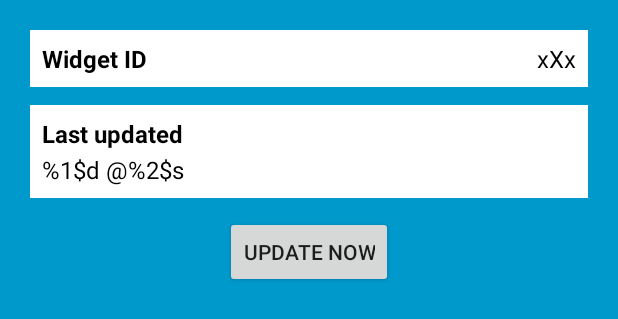
After one commit to callacroix/speedstor, an Android app: the layout app_widget.xml on its own in the app's theme, with its tools: preview values and no code run, on a phone screen of 412 x 824 dp. The commit adds this screen. Shown: the top 319 px of the screen. Run offline under Robolectric (Android 15) with nearby library versions, the phone set to English and light mode, and no system bars.

Commit message:
create widget layout

```diff
--- a/app/src/main/java/com/ll/speedstor/Widget.java
+++ b/app/src/main/java/com/ll/speedstor/Widget.java
@@ -41,7 +41,7 @@ public class Widget extends AppWidgetProvider {
 
         // Construct the RemoteViews object.
         RemoteViews views = new RemoteViews(context.getPackageName(),
-                R.layout.new_app_widget);
+                R.layout.app_widget);
         views.setTextViewText(R.id.appwidget_id,
                 String.valueOf(appWidgetId));
         views.setTextViewText(R.id.appwidget_update,
--- /dev/null
+++ b/app/src/main/res/layout/app_widget.xml
@@ -0,0 +1,72 @@
+<RelativeLayout xmlns:android="http://schemas.android.com/apk/res/android"
+    android:layout_width="match_parent"
+    android:layout_height="match_parent"
+    android:background="#09C"
+    android:padding="@dimen/widget_margin" >
+
+    <!-- Panel for Widget ID -->
+    <LinearLayout
+        android:id="@+id/section_id"
+        style="@style/AppWidgetSection"
+        android:layout_width="match_parent"
+        android:layout_height="wrap_content"
+        android:layout_alignParentLeft="true"
+        android:layout_alignParentStart="true"
+        android:layout_alignParentTop="true"
+        android:orientation="horizontal">
+
+        <TextView
+            android:id="@+id/appwidget_id_label"
+            style="@style/AppWidgetLabel"
+            android:layout_width="0dp"
+            android:layout_height="wrap_content"
+            android:layout_weight="2"
+            android:text="@string/widget_id_label"/>
+
+        <TextView
+            android:id="@+id/appwidget_id"
+            style="@style/AppWidgetText"
+            android:layout_width="0dp"
+            android:layout_height="wrap_content"
+            android:layout_weight="1"
+            android:gravity="end"
+            android:text="@string/view_text"/>
+    </LinearLayout>
+
+    <!-- Panel for widget update date and number of updates -->
+    <LinearLayout
+        android:id="@+id/section_update"
+        style="@style/AppWidgetSection"
+        android:layout_width="match_parent"
+        android:layout_height="wrap_content"
+        android:layout_alignParentLeft="true"
+        android:layout_alignParentStart="true"
+        android:layout_below="@+id/section_id"
+        android:orientation="vertical">
+
+        <TextView
+            android:id="@+id/appwidget_update_label"
+            style="@style/AppWidgetLabel"
+            android:layout_width="match_parent"
+            android:layout_height="wrap_content"
+            android:layout_marginBottom="2dp"
+            android:text="@string/widget_update_label"/>
+
+        <TextView
+            android:id="@+id/appwidget_update"
+            style="@style/AppWidgetText"
+            android:layout_width="match_parent"
+            android:layout_height="wrap_content"
+            android:text="@string/date_count_format"/>
+    </LinearLayout>
+
+    <!-- Update widget button -->
+    <Button
+        android:id="@+id/button_update"
+        style="@style/AppWidgetButton"
+        android:layout_width="wrap_content"
+        android:layout_height="wrap_content"
+        android:layout_below="@+id/section_update"
+        android:layout_centerHorizontal="true"
+        android:text="@string/widget_button_update" />
+</RelativeLayout>
--- a/app/src/main/res/values/strings.xml
+++ b/app/src/main/res/values/strings.xml
@@ -19,4 +19,6 @@
     <!-- Format string for the date & count text view -->
     <string name="date_count_format">%1$d @%2$s</string>
 
+    <string name="view_text">xXx</string>
+
 </resources>
--- /dev/null
+++ b/app/src/main/res/xml/widget_info.xml
@@ -0,0 +1,11 @@
+<?xml version="1.0" encoding="utf-8"?>
+<appwidget-provider xmlns:android="http://schemas.android.com/apk/res/android"
+    android:initialKeyguardLayout="@layout/app_widget"
+    android:initialLayout="@layout/app_widget"
+    android:minHeight="180dp"
+    android:minWidth="110dp"
+    android:previewImage="@drawable/example"
+    android:resizeMode="horizontal|vertical"
+    android:updatePeriodMillis="1800000"
+    android:widgetCategory="home_screen">
+</appwidget-provider>
```
